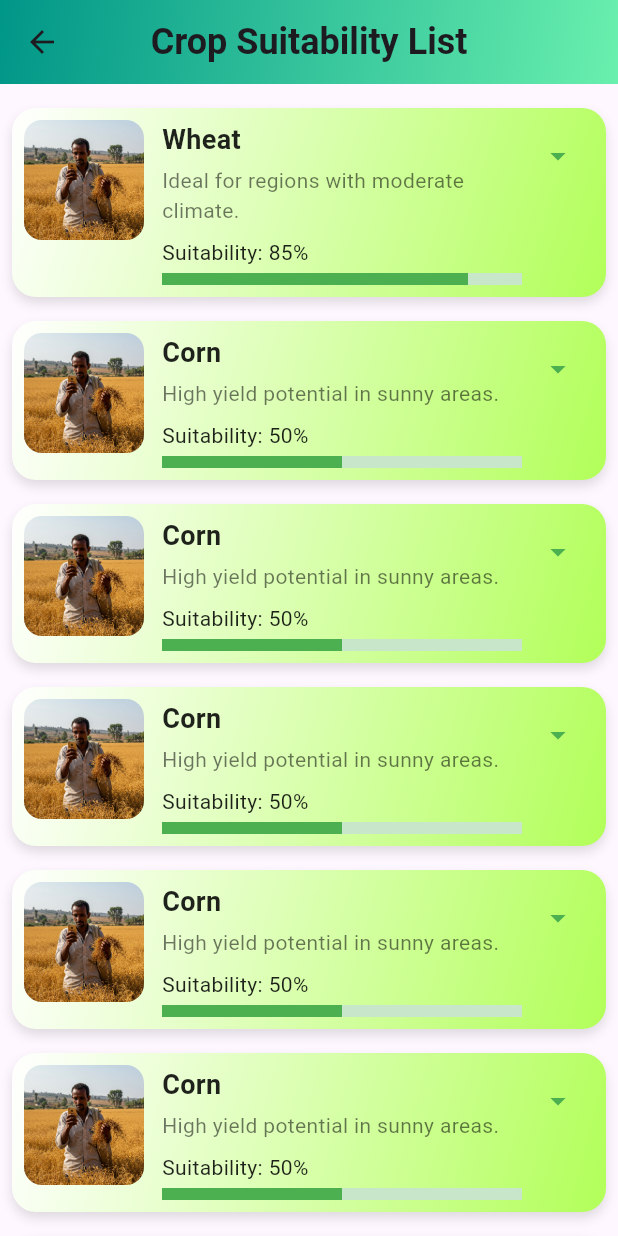
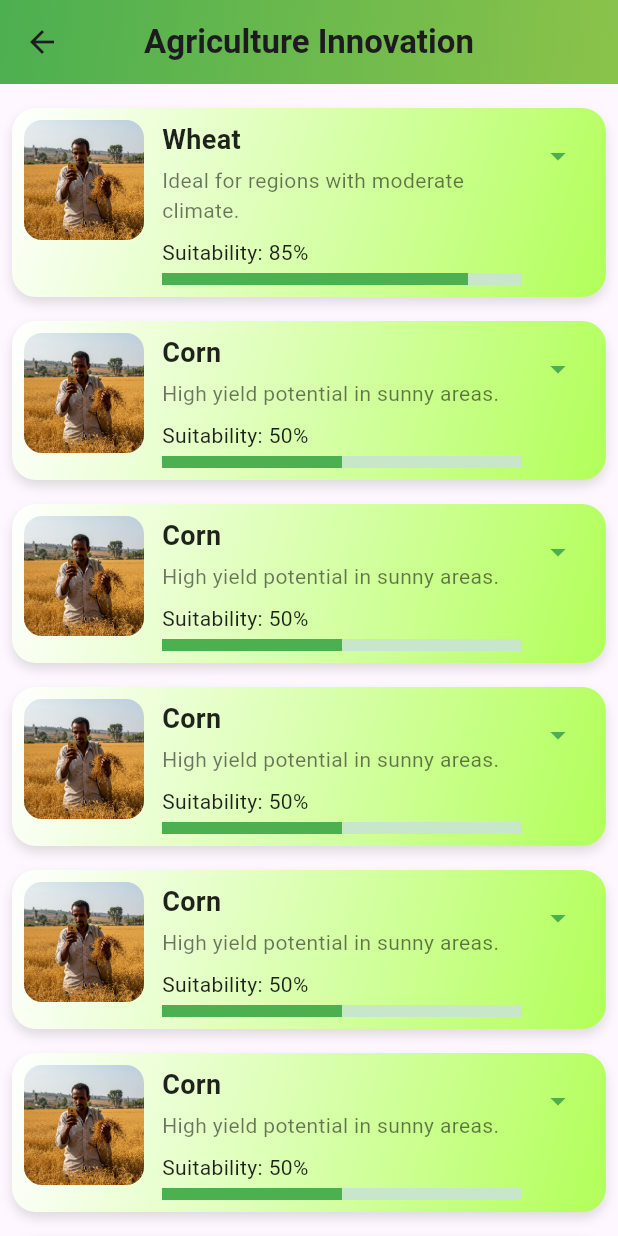
Before and after one commit to Lib1221/Smart_Gebere, a Flutter app: the CropListPage screen opened directly, on a phone screen of 412 x 824 dp. Run offline on Flutter 3.47's test engine with Material 3 defaults, Android fonts, the light colour scheme and no system bars; our stand-ins replace cloud_firestore, file_picker, firebase_auth, firebase_core, flutter_dotenv, flutter_markdown and 3 more; accounts and stored records are empty.

Commit message:
Refactor CropListPage UI

```diff
--- a/lib/task_management/list_suggestion.dart
+++ b/lib/task_management/list_suggestion.dart
@@ -72,23 +72,23 @@ class CropListPage extends StatelessWidget {
     return Scaffold(
       appBar: AppBar(
         title: const Text(
-          'Crop Suitability List',
+          'Agriculture Innovation',
           style: TextStyle(
             fontWeight: FontWeight.bold,
-            fontSize: 24,
+            fontSize: 22,
           ),
         ),
         centerTitle: true,
         flexibleSpace: Container(
           decoration: const BoxDecoration(
             gradient: LinearGradient(
-              colors: [Colors.teal, Colors.greenAccent],
+              colors: [Colors.green, Colors.lightGreen],
               begin: Alignment.topLeft,
               end: Alignment.bottomRight,
             ),
           ),
         ),
-        elevation: 8,
+        elevation: 5,
       ),
       body: ListView.builder(
         padding: const EdgeInsets.all(8.0),
```
